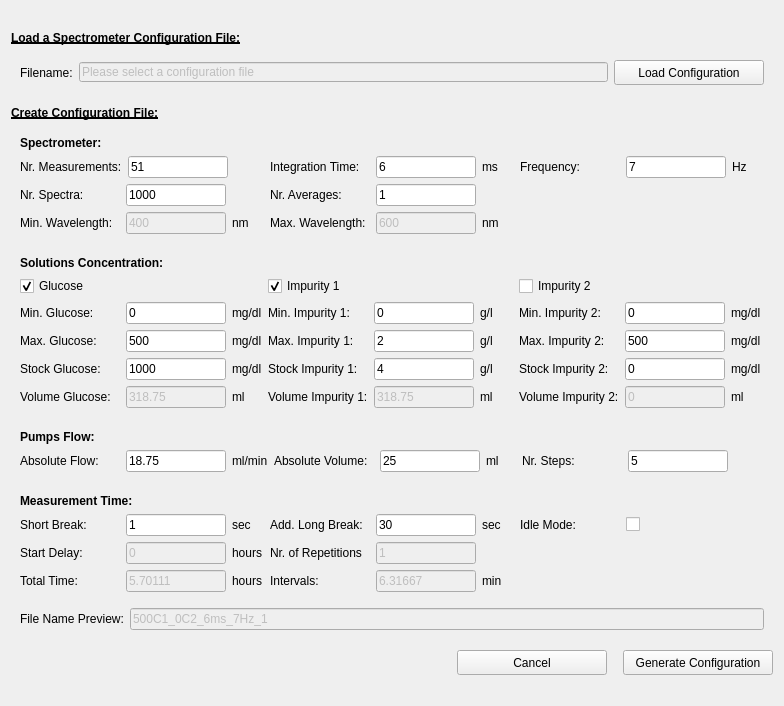
Old version of the form pol_configureMeasurement.ui in the repository CesarCarvajal/Oxymetry-Backup-2018.
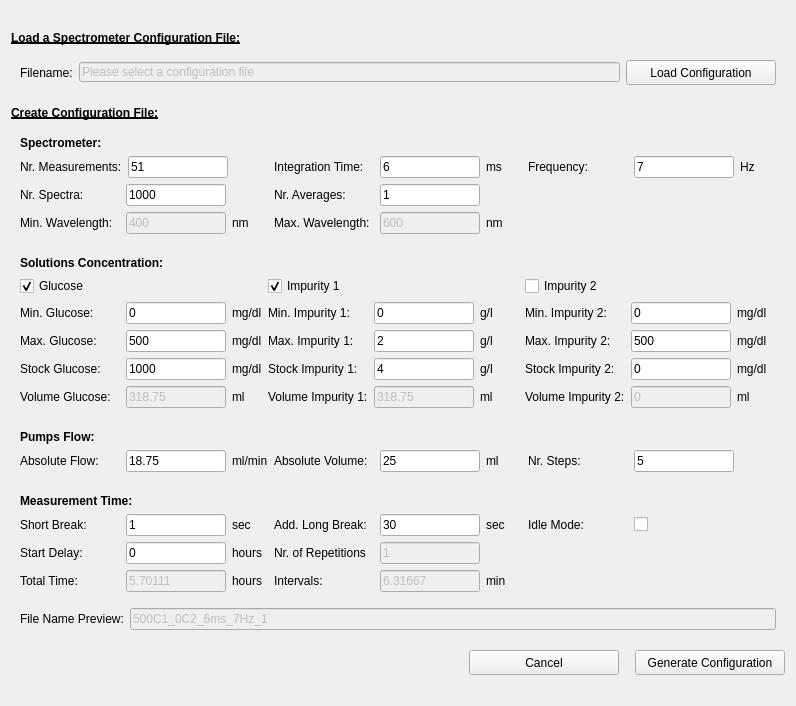
New version of the form. Custom widgets are drawn as their Qt base class.

```diff
--- a/pol_configureMeasurement.ui
+++ b/pol_configureMeasurement.ui
@@ -6,7 +6,7 @@
    <rect>
     <x>0</x>
     <y>0</y>
-    <width>784</width>
+    <width>796</width>
     <height>706</height>
    </rect>
   </property>
@@ -2023,7 +2023,7 @@
             <item>
              <widget class="QLineEdit" name="lineEdit_startDelay">
               <property name="enabled">
-               <bool>false</bool>
+               <bool>true</bool>
               </property>
               <property name="minimumSize">
                <size>
```
